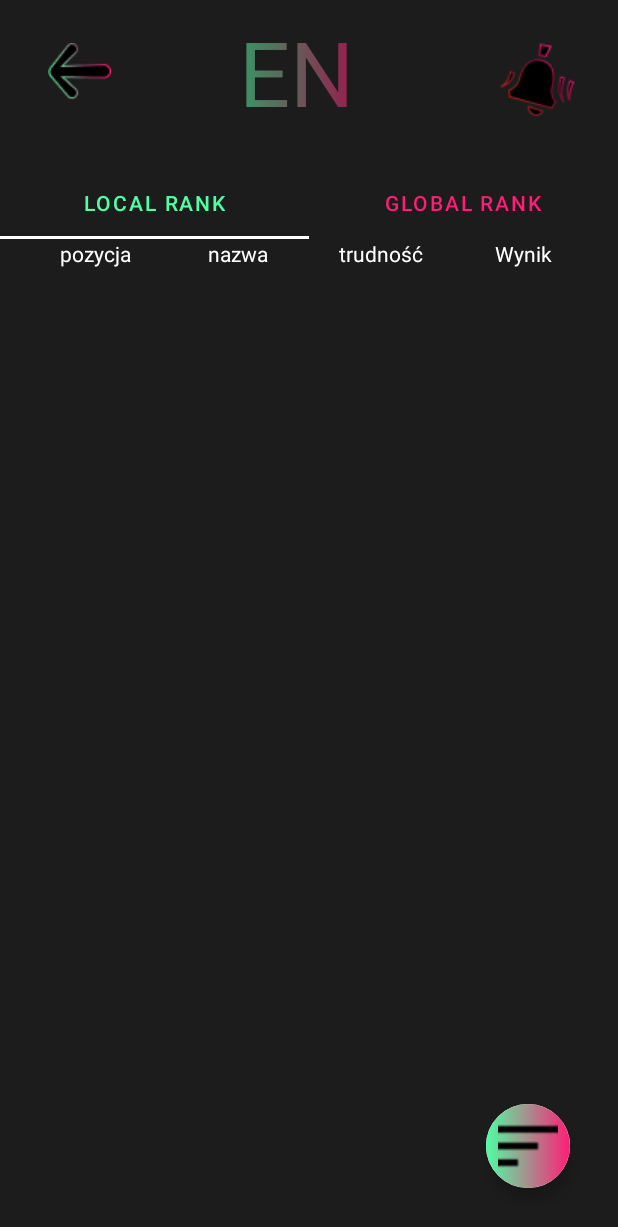
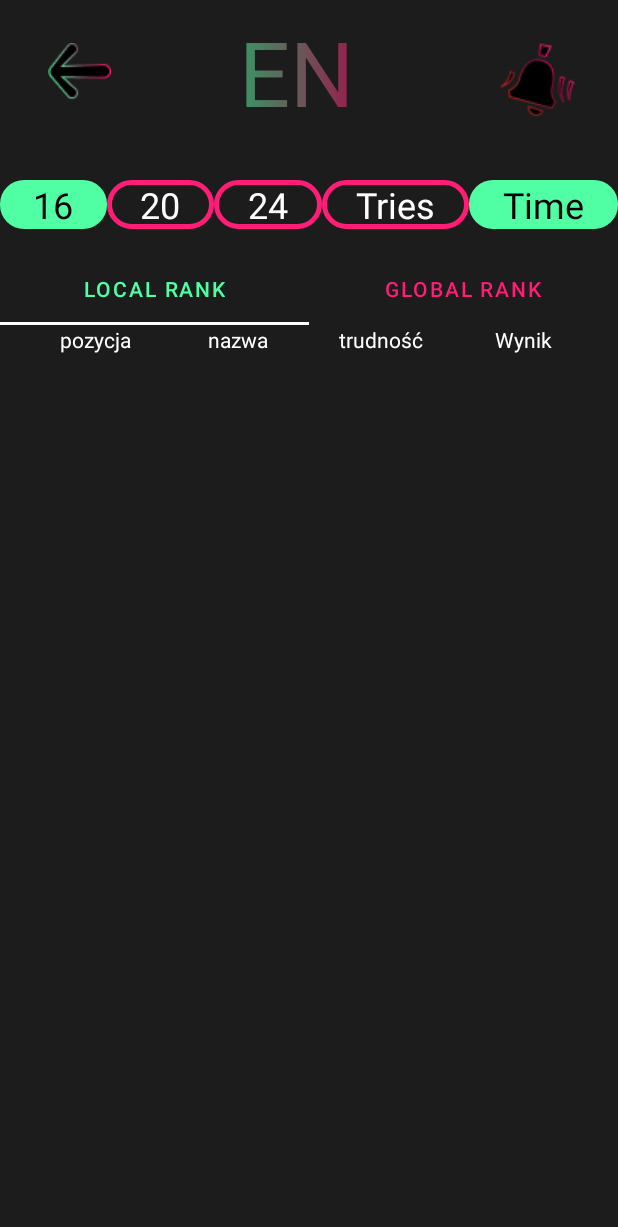
Before and after one commit to KarolKrzekotowski/MemoryApp, an Android app: the LeaderboardFragment screen opened through its navigation route, on a phone screen of 412 x 824 dp. Shown: the top 1227 px of the screen. Run offline under Robolectric (Android 15) with nearby library versions, the light colour scheme and no system bars; our stand-ins replace AdMob, Firebase (no records; nobody signed in at launch, a user with empty details on screens opened directly), Room's generated code; 1 statement that could not run was skipped.

Commit message:
wideo ranking zmiana

```diff
--- a/app/src/main/AndroidManifest.xml
+++ b/app/src/main/AndroidManifest.xml
@@ -15,7 +15,8 @@
         <activity
             android:name=".ui.activities.MainActivity"
             android:exported="true"
-            android:screenOrientation="portrait">
+            android:screenOrientation="portrait"
+            android:theme="@style/Theme.MemoryApp">
             <intent-filter>
                 <action android:name="android.intent.action.MAIN" />
 
--- a/app/src/main/java/com/example/memoryapp/ui/fragment/leaderboard/LeaderboardFragment.kt
+++ b/app/src/main/java/com/example/memoryapp/ui/fragment/leaderboard/LeaderboardFragment.kt
@@ -1,16 +1,13 @@
 package com.example.memoryapp.ui.fragment.leaderboard
 
-import android.content.res.ColorStateList
-import android.graphics.drawable.ColorStateListDrawable
-import android.media.MediaPlayer
+import android.graphics.Color
 import android.os.Bundle
-import android.util.Log
 import androidx.fragment.app.Fragment
 import android.view.LayoutInflater
 import android.view.View
 import android.view.ViewGroup
+import android.widget.Button
 import android.widget.TextView
-import androidx.appcompat.widget.PopupMenu
 import androidx.fragment.app.activityViewModels
 import androidx.navigation.NavOptions
 import androidx.navigation.fragment.findNavController
@@ -37,6 +34,7 @@ class LeaderboardFragment : Fragment() {
     private lateinit var leaderboardPagerAdapter: LeaderboardPagerAdapter
     private var tabsNames = Array<String>(8){"it = $it"}
     private val mediaPlayer = MainActivity.mediaPlayer
+
     override fun onCreateView(
         inflater: LayoutInflater, container: ViewGroup?,
         savedInstanceState: Bundle?
@@ -97,49 +95,60 @@ class LeaderboardFragment : Fragment() {
         viewmodel.loadData()
         viewmodel.filterSize(16)
 
-        binding.filtringButton.setOnClickListener {
-            val popupMenu = PopupMenu(requireContext(), it)
-            popupMenu.setOnMenuItemClickListener { item ->
-                when (item.itemId) {
-                    R.id.action_size_16 -> {
+        binding.apply {
+
+            filter16.setOnClickListener {
                 viewmodel.filterSize(16)
-                        hideUI()
-                        true
+                fixSizeColor(filter16)
+
             }
-                    R.id.action_size_24 -> {
+            filter20.setOnClickListener {
+                viewmodel.filterSize(20)
+                fixSizeColor(filter20)
+
+            }
+            filter24.setOnClickListener {
                 viewmodel.filterSize(24)
-                        hideUI()
-                        true
+                fixSizeColor(filter24)
+
             }
-                    R.id.action_size_20 -> {
-                        viewmodel.filterSize(20)
-                        hideUI()
-                        true
+            filterTime.setOnClickListener {
+                viewmodel.filterReference(true)
+                fixResultColors()
             }
-                    R.id.result -> {
-                        viewmodel.filterReference(true)
-                        hideUI()
-                        true
-                    }
-                    R.id.tries -> {
+            filterTries.setOnClickListener {
                 viewmodel.filterReference(false)
-                        hideUI()
-                        true
-                    }
-                     else -> {
-                         hideUI()
-                         false
+                fixResultColors()
             }
         }
+        fixResultColors()
+        fixSizeColor(binding.filter16)
+
     }
-            popupMenu.inflate(R.menu.filtring_options)
-            popupMenu.show()
-            popupMenu.setOnDismissListener {
-                hideUI()
+    private fun fixResultColors(){
+
+        if (!viewmodel.time){
+            binding.filterTime.background = resources.getDrawable(R.drawable.rounded_empty_green)
+            binding.filterTime.setTextColor(resources.getColor(R.color.white))
+            binding.filterTries.background = resources.getDrawable(R.drawable.rounded_green)
+            binding.filterTries.setTextColor(resources.getColor(R.color.black))
+        }
+        else{
+            binding.filterTime.background = resources.getDrawable(R.drawable.rounded_green)
+            binding.filterTime.setTextColor(resources.getColor(R.color.black))
+            binding.filterTries.background = resources.getDrawable(R.drawable.rounded_empty_green)
+            binding.filterTries.setTextColor(resources.getColor(R.color.white))
         }
     }
-
-
+    private fun fixSizeColor(button: TextView){
+        val text:List<TextView>
+        text = listOf(binding.filter16,binding.filter20,binding.filter24)
+        text.forEach {
+            it.background = resources.getDrawable(R.drawable.rounded_empty_green)
+            it.setTextColor(resources.getColor(R.color.white))
+        }
+        button.background = resources.getDrawable(R.drawable.rounded_green)
+        button.setTextColor(resources.getColor(R.color.black))
     }
 
     private fun recreate(){
--- a/app/src/main/java/com/example/memoryapp/ui/fragment/leaderboard/LeaderboardViewmodel.kt
+++ b/app/src/main/java/com/example/memoryapp/ui/fragment/leaderboard/LeaderboardViewmodel.kt
@@ -29,11 +29,13 @@ class LeaderboardViewmodel(application: Application):AndroidViewModel(applicatio
     private val _resultType = MutableStateFlow(true)
     val resultType = _resultType.asStateFlow()
     var time = true
+    var size = 16
 
 
 
 
     fun filterSize(size: Int){
+        this.size = size
         _tempLocal.update { localLeaderboard.value!!.filter { it.level == size } }
         _tempGlobal.update { globalLeaderboard.value!!.filter { it.level == size } }
         filterReference(time)
--- /dev/null
+++ b/app/src/main/res/drawable/rounded_empty_green.xml
@@ -0,0 +1,13 @@
+<?xml version="1.0" encoding="utf-8"?>
+<shape xmlns:android="http://schemas.android.com/apk/res/android"
+    android:shape="rectangle" >
+    <solid android:color="@android:color/transparent" />
+    <stroke
+        android:width="3dp"
+        android:color="@color/red_gradient" />
+    <corners android:bottomRightRadius="16dp"
+        android:bottomLeftRadius="16dp"
+        android:topRightRadius="16dp"
+        android:topLeftRadius="16dp"/>
+
+</shape>
--- /dev/null
+++ b/app/src/main/res/drawable/rounded_green.xml
@@ -0,0 +1,9 @@
+<?xml version="1.0" encoding="utf-8"?>
+<shape xmlns:android="http://schemas.android.com/apk/res/android"
+    android:shape="rectangle">
+    <solid android:color="@color/green_gradient" />
+    <corners android:bottomRightRadius="16dp"
+        android:bottomLeftRadius="16dp"
+        android:topRightRadius="16dp"
+        android:topLeftRadius="16dp"/>
+</shape>
--- a/app/src/main/res/layout/bottom_dialog.xml
+++ b/app/src/main/res/layout/bottom_dialog.xml
@@ -37,6 +37,7 @@
                 android:background="@drawable/ezik"
                 android:gravity="center"
 
+                android:singleLine="true"
                 android:textColor="#FFFFFF" />
         </com.google.android.material.textfield.TextInputLayout>
     </FrameLayout>
--- a/app/src/main/res/layout/fragment_instruction2.xml
+++ b/app/src/main/res/layout/fragment_instruction2.xml
@@ -12,8 +12,9 @@
 
     <VideoView
         android:id="@+id/videoView"
-        android:layout_width="0dp"
-        android:layout_height="0dp"
+        android:layout_width="wrap_content"
+        android:layout_height="wrap_content"
+        android:layout_marginTop="-70dp"
         app:layout_constraintBottom_toBottomOf="parent"
         app:layout_constraintEnd_toEndOf="parent"
         app:layout_constraintStart_toStartOf="parent"
--- a/app/src/main/res/layout/fragment_leaderboard.xml
+++ b/app/src/main/res/layout/fragment_leaderboard.xml
@@ -2,6 +2,7 @@
 <androidx.constraintlayout.widget.ConstraintLayout xmlns:android="http://schemas.android.com/apk/res/android"
     xmlns:app="http://schemas.android.com/apk/res-auto"
     xmlns:tools="http://schemas.android.com/tools"
+    android:id="@+id/size_16"
     android:layout_width="match_parent"
     android:layout_height="match_parent"
     android:background="@color/black_main"
@@ -27,38 +28,20 @@
         app:layout_constraintRight_toLeftOf="parent"
         app:layout_constraintRight_toRightOf="parent"
         app:layout_constraintStart_toStartOf="parent"
-        app:layout_constraintTop_toBottomOf="@+id/music"
-        app:tabIndicatorColor="@color/white">
-    </com.google.android.material.tabs.TabLayout>
+        app:layout_constraintTop_toBottomOf="@+id/linearLayout5"
+        app:tabIndicatorColor="@color/white"></com.google.android.material.tabs.TabLayout>
 
     <androidx.viewpager2.widget.ViewPager2
         android:id="@+id/pagerRank"
         android:layout_width="match_parent"
         android:layout_height="0dp"
-        android:layout_marginBottom="8dp"
-        app:layout_constraintBottom_toTopOf="@+id/filtringButton"
+        app:layout_constraintBottom_toBottomOf="parent"
         app:layout_constraintEnd_toEndOf="parent"
         app:layout_constraintHorizontal_bias="0.0"
         app:layout_constraintStart_toStartOf="parent"
-        app:layout_constraintTop_toBottomOf="@+id/tabLayout"
-        app:layout_constraintVertical_bias="0.0">
+        app:layout_constraintTop_toBottomOf="@+id/tabLayout">
 
     </androidx.viewpager2.widget.ViewPager2>
-
-    <com.google.android.material.floatingactionbutton.FloatingActionButton
-        android:id="@+id/filtringButton"
-        android:layout_width="wrap_content"
-        android:layout_height="wrap_content"
-        android:layout_marginEnd="32dp"
-        android:layout_marginBottom="32dp"
-        style="@style/Floating"
-        android:src="@drawable/fab_custom"
-
-        app:backgroundTint="#FFFFFF"
-        app:backgroundTintMode="src_over"
-        app:fabCustomSize="56dp"
-        app:layout_constraintBottom_toBottomOf="parent"
-        app:layout_constraintEnd_toEndOf="parent" />
 
     <ImageView
         android:id="@+id/go_back"
@@ -81,4 +64,64 @@
         app:layout_constraintStart_toEndOf="@+id/go_back"
         app:layout_constraintTop_toTopOf="@+id/go_back" />
 
+    <LinearLayout
+        android:id="@+id/linearLayout5"
+        android:layout_width="0dp"
+        android:layout_height="wrap_content"
+        android:layout_marginTop="32dp"
+        android:orientation="horizontal"
+        app:layout_constraintEnd_toEndOf="parent"
+        app:layout_constraintStart_toStartOf="parent"
+        app:layout_constraintTop_toBottomOf="@+id/langrank">
+
+        <TextView
+            android:id="@+id/filter16"
+            android:layout_width="wrap_content"
+            android:layout_height="wrap_content"
+            android:layout_weight="1"
+            android:gravity="center"
+            android:text="@string/_16"
+            android:textColor="#FFFEFE"
+            android:textSize="24sp" />
+
+        <TextView
+            android:id="@+id/filter20"
+            android:layout_width="wrap_content"
+            android:layout_height="wrap_content"
+            android:layout_weight="1"
+            android:gravity="center"
+            android:text="@string/_20"
+            android:textSize="24sp"
+            android:textColor="#ECECEC" />
+
+        <TextView
+            android:id="@+id/filter24"
+            android:layout_width="wrap_content"
+            android:layout_height="wrap_content"
+            android:layout_weight="1"
+            android:gravity="center"
+            android:textSize="24sp"
+            android:text="@string/_24" />
+
+        <TextView
+            android:id="@+id/filter_tries"
+            android:layout_width="wrap_content"
+            android:layout_height="wrap_content"
+            android:layout_weight="1"
+            android:gravity="center"
+
+            android:textSize="24sp"
+            android:text="@string/Tries" />
+
+        <TextView
+            android:id="@+id/filter_time"
+            android:layout_width="wrap_content"
+            android:layout_height="wrap_content"
+            android:layout_weight="1"
+            android:gravity="center"
+
+            android:textSize="24sp"
+            android:text="@string/Time" />
+    </LinearLayout>
+
 </androidx.constraintlayout.widget.ConstraintLayout>
--- a/app/src/main/res/navigation/my_nav.xml
+++ b/app/src/main/res/navigation/my_nav.xml
@@ -32,6 +32,9 @@
         <action
             android:id="@+id/action_instructionFragment_to_instruction0Fragment"
             app:destination="@id/navigation" />
+        <action
+            android:id="@+id/action_instructionFragment_to_mainMenuFragment"
+            app:destination="@id/mainMenuFragment" />
     </fragment>
     <fragment
         android:id="@+id/gameFragment"
--- a/app/src/main/res/values/strings.xml
+++ b/app/src/main/res/values/strings.xml
@@ -5,6 +5,10 @@
     <string name="_4x4" translatable="false">16</string>
     <string name="_4x6" translatable="false">24</string>
     <string name="_4x8" translatable="false">32</string>
+    <string name="_16" translatable="false">16</string>
+    <string name="_20" translatable="false">20</string>
+    <string name="_24" translatable="false">24</string>
+
     <string name="gametype">GameType</string>
     <string name="button">Button</string>
     <string name="Instruction">Instruction</string>
@@ -18,11 +22,20 @@
     <string name="translation">EN</string>
     <string name="Instruction_title">Instruction</string>
     <string name="Instruction_title1">Description</string>
+    <string name="Time">Time</string>
+    <string name="Tries">Tries</string>
     <string name="Instruction_body">Memory App is meant to train and improve your memory. The goal of this game is to remember what symbol appeared either two cards ago (or three cards ago for Overdrive) and determine if they match with the currently shown card. The cards shift left and flip over after each guess. The card on the right is face up displaying a symbol, while the two cards, three for Overdrive, on the left are face down, forcing you to remember what they displayed previously.</string>
     <string name="Instruction_body1">Memory App is meant to train and improve your memory. The goal of this game is to remember what symbol appeared either two cards ago (or three cards ago for Overdrive) and determine if they match with the currently shown card. The cards shift left and flip over after each guess. The card on the right is face up displaying a symbol, while the two cards, three for Overdrive, on the left are face down, forcing you to remember what they displayed previously.</string>
     <string-array name="tabNames">
         <item>Local rank</item>
         <item>Global rank</item>
     </string-array>
+    <string-array name="options">
+        <item>16</item>
+        <item>20</item>
+        <item>24</item>
+        <item>Time</item>
+        <item>Score</item>
+    </string-array>
     <string name="ToastVictory">Congratulations</string>
 </resources>
```
Also changed, not shown: app/build.gradle (+7 -7 lines), app/src/main/java/com/example/memoryapp/ui/fragment/instruction/InstructionFragment.kt (+46 -1 lines), app/src/main/java/com/example/memoryapp/ui/fragment/instruction/pages/Instruction2Fragment.kt (+28 -2 lines), app/src/main/res/drawable/rounded_black.xml (added, +9 -0 lines), app/src/main/res/drawable/rounded_red.xml (added, +9 -0 lines), 2 other files. Lines whose indentation alone changed are shown as unchanged.
